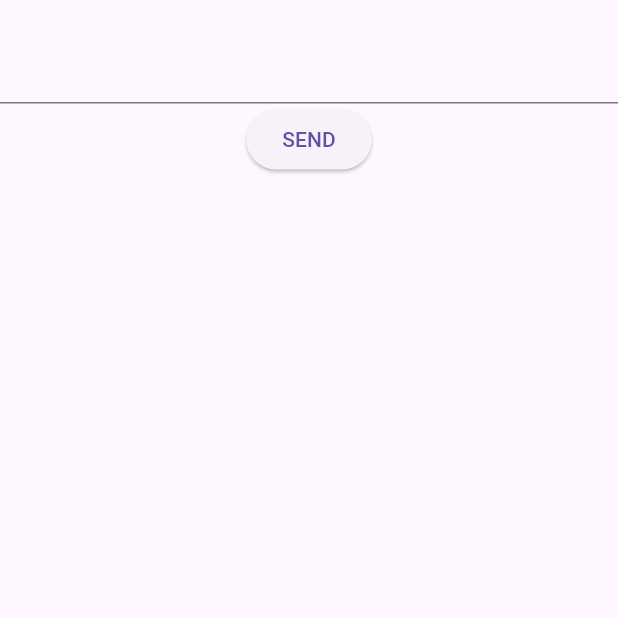
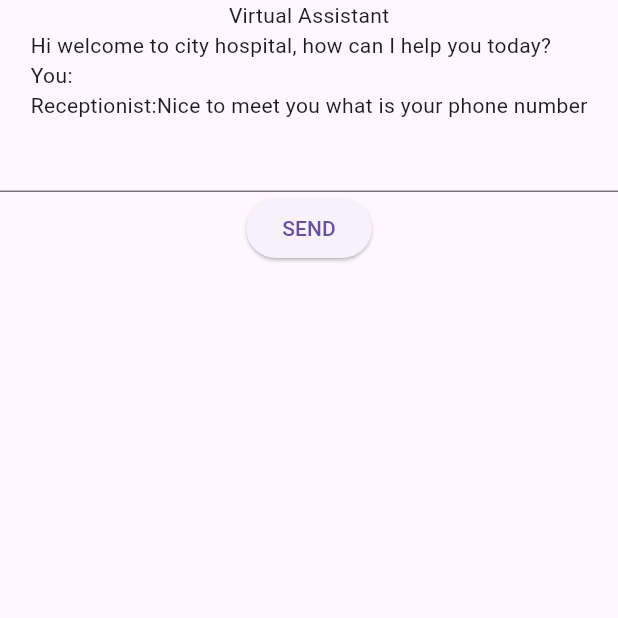
Before and after one commit to nithinyanna10/chat_agent, a Flutter app: the screen it shows after launch, after a tap on "SEND", on a phone screen of 412 x 824 dp, the top half of it. Run offline on Flutter 3.47's test engine with Material 3 defaults, Android fonts, the light colour scheme and no system bars.

Commit message:
basic chatbot

```diff
--- a/lib/main.dart
+++ b/lib/main.dart
@@ -14,25 +14,65 @@ class ChatPage extends StatefulWidget {
 class ChatPageState extends State<ChatPage> {
   TextEditingController controller = TextEditingController();
 
-  String message = "";
+  List<String> messages = [
+    "Hi welcome to city hospital, how can I help you today?",
+  ];
+
+  List<String> doctors = [
+    "Dr. Smith - Cardiology - 9 AM to 3 PM",
+    "Dr. Brown - Dermatology - 10 AM to 4 PM",
+    "Dr. Jones - Pediatrics - 8 AM to 2 PM",
+    "Dr. Wilson - General Medicine - 9 AM to 5 PM",
+  ];
+
+  int step = 0;
+
+  void sendMessage() {
+    String userMessage = controller.text;
+    setState(() {
+      messages.add("You: " + userMessage);
+
+      if (step == 0) {
+        messages.add("Receptionist:Nice to meet you what is your phone number");
+        step = 1;
+      } else if (step == 1) {
+        messages.add(
+          "receptionist:Receptionist: Thanks! What type of doctor would you like to see?",
+        );
+        step = 2;
+      } else if (step == 2) {
+        messages.add("receptionist  : here are our doctors:");
+        for (String doctor in doctors) {
+          messages.add(doctor);
+        }
+        step = 3;
+      } else if (step == 3) {
+        messages.add(
+          "receptionist:great choice what day would you like the appointment?",
+        );
+        step = 4;
+      } else if (step == 4) {
+        messages.add("receptionsit:what time would you prefer?");
+        step = 5;
+      } else if (step == 5) {
+        messages.add(
+          "Receptionist: Perfect. Your appointment request has been recorded.",
+        );
+        step = 6;
+      }
+    });
+    controller.clear();
+  }
 
   @override
   Widget build(BuildContext context) {
     return Scaffold(
       body: Column(
         children: [
-          Text(message),
-
+          Text("Virtual Assistant"),
+          Text(messages.join("\n")),
           TextField(controller: controller),
-
-          ElevatedButton(
-            onPressed: () {
-              setState(() {
-                message = controller.text;
-              });
-            },
-            child: Text("SEND"),
-          ),
+          ElevatedButton(onPressed: sendMessage, child: Text("SEND")),
         ],
       ),
     );
```
